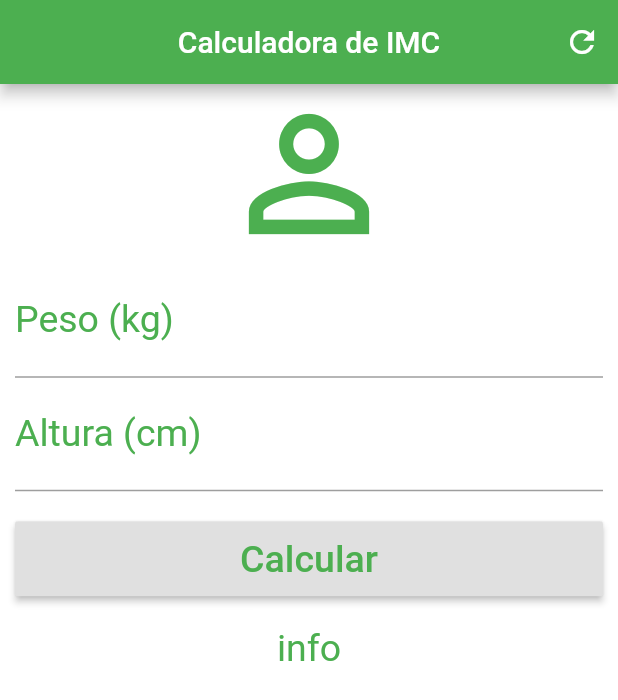
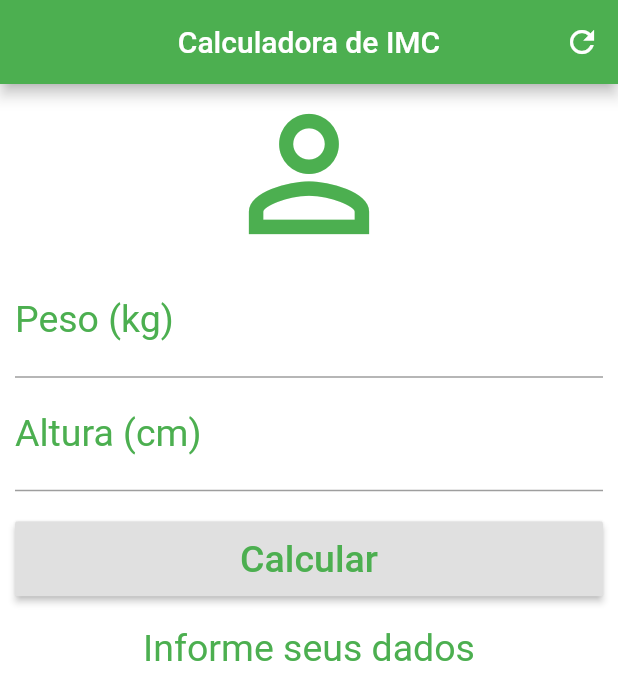
Before and after one commit to virginiadev9/Dart, a Flutter app: the screen it shows after launch, after a tap on "Calcular", on a phone screen of 412 x 824 dp. Shown: the top 700 px of the screen. Run offline on Flutter 3.47's test engine with Material 2 defaults, Android fonts, the phone set to English and light mode, and no system bars.

Commit message:
add controle e calculo

```diff
--- a/Sobre-Fluter/calculadoraimc/lib/main.dart
+++ b/Sobre-Fluter/calculadoraimc/lib/main.dart
@@ -13,6 +13,44 @@ class Home extends StatefulWidget {
 }
 
 class _HomeState extends State<Home> {
+  TextEditingController weightControler = TextEditingController();
+  TextEditingController heightControler = TextEditingController();
+  String _infoText = "Informe seus dados";
+
+  void _resetFields(){
+    setState(() {
+      weightControler.text="";
+      heightControler.text="";
+      _infoText = "Informe seus dados";
+    });
+  }
+
+  void _calculate(){
+    setState(() {
+      double weight = double.parse(weightControler.text);
+      double height = double.parse(heightControler.text)/100;
+      double imc = weight/(height*height);
+      if(imc<18.6){
+        _infoText="Abaixo do peso(${imc.toStringAsPrecision(2)})";
+      }
+      else if(imc >=18.6 && imc <24.9) {
+        _infoText = "Peso Ideal(${imc.toStringAsPrecision(2)})";
+      }
+      else if(imc >=24.9 && imc <29.9){
+        _infoText="Levemente acima do peso(${imc.toStringAsPrecision(2)})";
+      }
+      else if(imc >=29.9 && imc <34.9){
+        _infoText="Obesidade Grau 1(${imc.toStringAsPrecision(2)})";
+      }
+      else if(imc >=34.9 && imc <29.9){
+        _infoText="Obesidade Grau 2(${imc.toStringAsPrecision(2)})";
+      }
+      else if(imc>=40){
+        _infoText="Obesidade  Grau 3(${imc.toStringAsPrecision(2)})";
+      }
+    });
+
+  }
   @override
   Widget build(BuildContext context) {
     return Scaffold(
@@ -23,7 +61,7 @@ class _HomeState extends State<Home> {
           actions: <Widget>[
             IconButton(
               icon: Icon(Icons.refresh),
-              onPressed: () {},
+              onPressed: _resetFields,
             )
           ],
         ),
@@ -45,6 +83,7 @@ class _HomeState extends State<Home> {
                     labelStyle: TextStyle(color: Colors.green)),
                 textAlign: TextAlign.center,
                 style: TextStyle(color: Colors.green, fontSize: 25.0),
+                controller: weightControler,
               ),
               TextField(
                 keyboardType: TextInputType.number,
@@ -53,13 +92,14 @@ class _HomeState extends State<Home> {
                     labelStyle: TextStyle(color: Colors.green)),
                 textAlign: TextAlign.center,
                 style: TextStyle(color: Colors.green, fontSize: 25.0),
+                controller: heightControler,
               ),
               Padding(
-                padding: EdgeInsets.only(top: 20.0,bottom: 20.0),
+                padding: EdgeInsets.only(top: 20.0, bottom: 20.0),
                 child: Container(
                   height: 50.0,
                   child: RaisedButton(
-                    onPressed: () {},
+                    onPressed: _calculate,
                     child: Text(
                       "Calcular",
                       style: TextStyle(color: Colors.green, fontSize: 25.0),
@@ -68,7 +108,7 @@ class _HomeState extends State<Home> {
                 ),
               ),
               Text(
-                "info",
+                _infoText,
                 textAlign: TextAlign.center,
                 style: TextStyle(color: Colors.green, fontSize: 25.0),
               )
```
